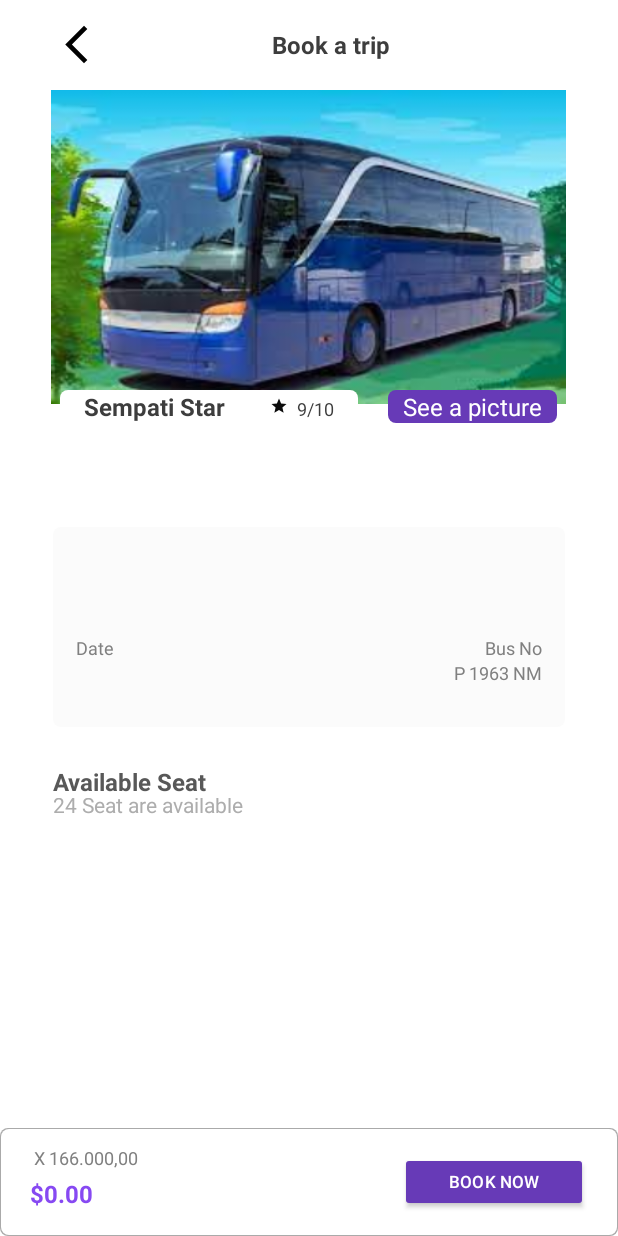
After one commit to ahar032/FinalProject, an Android app: the InfoBusActivity screen opened directly, with no data from a screen before it, on a phone screen of 412 x 824 dp. The commit adds this screen. Run offline under Robolectric (Android 15) with nearby library versions, the phone set to English and light mode, and no system bars; 4 statements that could not run were skipped.

Commit message:
info bus

```diff
--- /dev/null
+++ b/app/src/main/java/com/mahar/busxhacktiv/bus/InfoBusActivity.java
@@ -0,0 +1,80 @@
+package com.mahar.busxhacktiv.bus;
+
+import androidx.appcompat.app.AppCompatActivity;
+
+import android.os.Bundle;
+import android.view.View;
+import android.widget.ImageView;
+import android.widget.TextView;
+
+import com.mahar.busxhacktiv.R;
+
+import java.text.NumberFormat;
+import java.text.ParseException;
+import java.text.SimpleDateFormat;
+import java.time.LocalDate;
+import java.time.format.DateTimeFormatter;
+import java.util.Date;
+import java.util.Locale;
+
+public class InfoBusActivity extends AppCompatActivity {
+
+    TextView tDeparture,tArrival,departure,arrival,passager,date,dateCard,jPassagers,harga;
+    ImageView goback;
+    @Override
+    protected void onStart() {
+        super.onStart();
+        if(getIntent()!=null){
+            tArrival.setText(getIntent().getStringExtra("tArrival"));
+            tDeparture.setText(getIntent().getStringExtra("tDeparture"));
+            departure.setText(getIntent().getStringExtra("departure"));
+            arrival.setText(getIntent().getStringExtra("arrival"));
+            DateTimeFormatter dtf = DateTimeFormatter.ofPattern("dd-MM-yyyy", Locale.ENGLISH);
+            DateTimeFormatter dtf2 = DateTimeFormatter.ofPattern("d MMM yyyy", Locale.ENGLISH);
+
+            DateTimeFormatter dtf3 = DateTimeFormatter.ofPattern("EEE, d MMM yyyy", Locale.ENGLISH);
+            String tgl=getIntent().getStringExtra("date");
+            //                Date tanggal=sdf.parse(tgl);
+            LocalDate ld = LocalDate.parse(tgl, dtf);
+            String fulldate=dtf3.format(ld);
+            String tanggal=dtf2.format(ld);
+            dateCard.setText(tanggal);
+            date.setText(fulldate);
+
+            passager.setText(getIntent().getStringExtra("passagers"));
+            jPassagers.setText(getIntent().getStringExtra("passagers"));
+            double pg=Double.parseDouble(passager.getText().toString());
+            double tHarga= 166000 * pg;
+            NumberFormat formatter = NumberFormat.getCurrencyInstance();
+            String finalAmount = formatter.format(tHarga);
+            harga.setText(finalAmount);
+        }
+    }
+
+    @Override
+    protected void onCreate(Bundle savedInstanceState) {
+        super.onCreate(savedInstanceState);
+        setContentView(R.layout.activity_info_bus);
+
+        tDeparture=findViewById(R.id.time_departure);
+        tArrival=findViewById(R.id.time_arrival);
+
+        departure=findViewById(R.id.departure);
+        arrival=findViewById(R.id.arrival);
+
+        date=findViewById(R.id.date);
+        dateCard=findViewById(R.id.date_card);
+
+        harga=findViewById(R.id.harga);
+        passager=findViewById(R.id.passangers);
+        jPassagers=findViewById(R.id.jPassagers);
+        goback=findViewById(R.id.goback);
+
+        goback.setOnClickListener(new View.OnClickListener() {
+            @Override
+            public void onClick(View view) {
+                onBackPressed();
+            }
+        });
+    }
+}
--- /dev/null
+++ b/app/src/main/res/layout/activity_info_bus.xml
@@ -0,0 +1,325 @@
+<?xml version="1.0" encoding="utf-8"?>
+<RelativeLayout xmlns:android="http://schemas.android.com/apk/res/android"
+    xmlns:app="http://schemas.android.com/apk/res-auto"
+    xmlns:tools="http://schemas.android.com/tools"
+    android:layout_width="match_parent"
+    android:layout_height="match_parent"
+    tools:context=".bus.InfoBusActivity">
+<!--NAVBAR-->
+    <LinearLayout
+        android:layout_width="match_parent"
+        android:layout_height="60dp"
+        android:layout_alignParentTop="true"
+        android:id="@+id/actionbar"
+        android:orientation="horizontal"
+        android:layout_marginHorizontal="36dp">
+        <ImageView
+            android:id="@+id/goback"
+            android:layout_width="30dp"
+            android:layout_height="30dp"
+            android:background="@drawable/ic_baseline_arrow_back_ios_new_24"
+            android:layout_gravity="center"
+            android:contentDescription="@string/goback"/>
+        <LinearLayout
+            android:layout_width="match_parent"
+            android:layout_height="match_parent"
+            android:gravity="center">
+           <TextView
+               android:layout_width="wrap_content"
+               android:layout_height="wrap_content"
+               android:text="@string/book_a_trip"
+               android:textSize="16sp"
+               android:textStyle="bold"
+               android:textColor="#3D3D3D"/>
+        </LinearLayout>
+    </LinearLayout>
+
+    <ImageView
+        android:layout_width="343dp"
+        android:layout_height="209dp"
+        android:layout_below="@id/actionbar"
+        android:src="@drawable/bus_picture"
+        android:scaleType="fitXY"
+        android:layout_centerHorizontal="true"
+        android:layout_marginHorizontal="16dp"
+        android:id="@+id/picture"
+        android:contentDescription="@string/picture"/>
+
+    <LinearLayout
+        android:layout_width="wrap_content"
+        android:layout_height="wrap_content"
+        android:orientation="horizontal"
+        android:layout_below="@id/actionbar"
+        android:layout_marginTop="200dp"
+        android:translationZ="10dp"
+        android:id="@+id/ly1"
+        android:layout_centerHorizontal="true">
+        <LinearLayout
+            android:layout_width="wrap_content"
+            android:layout_height="wrap_content"
+            android:orientation="horizontal"
+            android:background="@drawable/background_popup"
+            android:backgroundTint="@color/white"
+            android:paddingHorizontal="16dp"
+            >
+            <TextView
+                android:layout_width="wrap_content"
+                android:layout_height="wrap_content"
+                android:text="@string/sempati_star"
+                android:textColor="#3D3D3D"
+                android:textSize="16sp"
+                android:textStyle="bold"
+                android:layout_marginEnd="30dp"/>
+            <ImageView
+                android:layout_width="12dp"
+                android:layout_height="12dp"
+                android:src="@drawable/ic_baseline_star_24"
+                android:layout_gravity="center_vertical"
+                android:contentDescription="@string/star" />
+            <TextView
+                android:layout_width="wrap_content"
+                android:layout_height="wrap_content"
+                android:text="@string/rating"
+                android:layout_marginStart="6dp"
+                android:textSize="12sp"
+                android:textColor="#3D3D3D"/>
+        </LinearLayout>
+        <LinearLayout
+            android:layout_width="wrap_content"
+            android:layout_height="wrap_content"
+            android:orientation="horizontal"
+            android:layout_marginStart="20dp"
+            android:paddingHorizontal="10dp"
+            android:background="@drawable/background_popup"
+            android:backgroundTint="#673AB7"
+            >
+            <TextView
+                android:layout_width="wrap_content"
+                android:layout_height="wrap_content"
+                android:text="@string/see_a_picture"
+                android:textSize="16sp"
+                android:textColor="@color/white" />
+        </LinearLayout>
+    </LinearLayout>
+<!--    DATE-->
+    <TextView
+        android:layout_width="wrap_content"
+        android:layout_height="wrap_content"
+        android:layout_below="@id/picture"
+        android:layout_marginTop="65dp"
+        android:lineSpacingExtra="10sp"
+        android:translationY="-4.8sp"
+        android:layout_marginHorizontal="36dp"
+        android:text="@string/friday_23_jul_2019"
+        android:textSize="12sp"
+        android:textColor="#adadad"
+        android:id="@+id/date"/>
+<!--    CARD-->
+    <LinearLayout
+        android:layout_width="341dp"
+        android:layout_height="133dp"
+        android:layout_below="@id/date"
+        android:layout_centerHorizontal="true"
+        android:background="@drawable/background_popup"
+        android:id="@+id/ly3"
+        android:backgroundTint="#fbfbfb"
+        android:orientation="vertical">
+<!--        LOCATION-->
+        <LinearLayout
+            android:layout_marginHorizontal="15dp"
+            android:layout_width="match_parent"
+            android:layout_height="wrap_content"
+            android:orientation="horizontal"
+            android:layout_marginTop="30dp">
+            <TextView
+                android:layout_width="wrap_content"
+                android:layout_height="wrap_content"
+                android:id="@+id/departure"
+                android:textSize="14sp"
+                android:textColor="#8749F2"
+                android:textStyle="bold"/>
+            <TextView
+                android:layout_width="match_parent"
+                android:layout_height="wrap_content"
+                android:id="@+id/arrival"
+                android:textSize="14sp"
+                android:textColor="#8749F2"
+                android:textStyle="bold"
+                android:textAlignment="textEnd"/>
+        </LinearLayout>
+<!--        TIME-->
+        <LinearLayout
+            android:layout_width="match_parent"
+            android:layout_height="wrap_content"
+            android:orientation="horizontal"
+            android:layout_marginHorizontal="15dp">
+            <TextView
+                android:layout_width="wrap_content"
+                android:layout_height="wrap_content"
+                android:id="@+id/time_departure"
+                android:textStyle="bold"
+                android:textSize="16sp"
+                android:textColor="#808080"/>
+            <TextView
+                android:layout_width="match_parent"
+                android:layout_height="wrap_content"
+                android:id="@+id/time_arrival"
+                android:textAlignment="textEnd"
+                android:textStyle="bold"
+                android:textSize="16sp"
+                android:textColor="#808080"/>
+
+        </LinearLayout>
+<!--        DATE AND BUS NO-->
+        <LinearLayout
+            android:layout_width="match_parent"
+            android:layout_height="wrap_content"
+            android:orientation="horizontal"
+            android:layout_marginHorizontal="15dp"
+            android:layout_marginTop="5dp">
+            <TextView
+                android:layout_width="wrap_content"
+                android:layout_height="match_parent"
+                android:lineSpacingExtra="10sp"
+                android:text="@string/date"
+                android:textSize="12sp"
+                android:textColor="#808080"
+                android:translationY="-4.8sp"/>
+            <TextView
+                android:layout_width="match_parent"
+                android:layout_height="match_parent"
+                android:lineSpacingExtra="10sp"
+                android:textAlignment="textEnd"
+                android:translationY="-4.8sp"
+                android:text="@string/bus_no"
+                android:textSize="12sp"
+                android:textColor="#808080"/>
+        </LinearLayout>
+        <LinearLayout
+            android:layout_width="match_parent"
+            android:layout_height="wrap_content"
+            android:orientation="horizontal"
+            android:layout_marginHorizontal="15dp">
+            <TextView
+                android:layout_width="wrap_content"
+                android:layout_height="wrap_content"
+                android:text="@string/_11_11_2022"
+                android:textSize="12sp"
+                android:id="@+id/date_card"
+                android:lineSpacingExtra="10sp"
+                android:translationY="-4.8sp"
+                android:textColor="#808080"/>
+            <TextView
+                android:layout_width="match_parent"
+                android:layout_height="wrap_content"
+                android:text="@string/p_1963_nm"
+                android:textAlignment="textEnd"
+                android:textSize="12sp"
+                android:lineSpacingExtra="10sp"
+                android:translationY="-4.8sp"
+                android:textColor="#808080"/>
+        </LinearLayout>
+
+    </LinearLayout>
+
+<!--    avaible card-->
+    <LinearLayout
+        android:layout_width="341dp"
+        android:layout_height="wrap_content"
+        android:layout_centerHorizontal="true"
+        android:layout_marginTop="25dp"
+        android:layout_below="@id/ly3"
+        android:orientation="vertical">
+        <TextView
+            android:layout_width="wrap_content"
+            android:layout_height="wrap_content"
+            android:text="@string/available_seat"
+            android:textStyle="bold"
+            android:textSize="16sp"
+            android:textColor="#585858"/>
+            <LinearLayout
+                android:layout_width="match_parent"
+                android:layout_height="wrap_content"
+                android:orientation="horizontal">
+                <TextView
+                    android:layout_width="wrap_content"
+                    android:layout_height="wrap_content"
+                    android:text="@string/_24_seat_are_available"
+                    android:textSize="14sp"
+                    android:textColor="#ADADAD"
+                    android:lineSpacingExtra="11sp"
+                    android:translationY="-5.6sp"
+                    android:id="@+id/sisaSeat"/>
+                <TextView
+                    android:layout_width="match_parent"
+                    android:layout_height="wrap_content"
+                    android:text="2 x 2 Seats arrangement"
+                    android:textSize="14sp"
+                    android:textColor="#ADADAD"
+                    android:lineSpacingExtra="11sp"
+                    android:translationY="-5.6sp"
+                    android:textAlignment="textEnd"
+                    android:id="@+id/passangers"/>
+            </LinearLayout>
+    </LinearLayout>
+    <LinearLayout
+        android:layout_width="match_parent"
+        android:layout_height="wrap_content"
+        android:layout_alignParentBottom="true"
+        android:background="@drawable/background_popup"
+
+        android:paddingHorizontal="20dp"
+        android:paddingVertical="16dp"
+        android:orientation="horizontal">
+        <LinearLayout
+            android:layout_width="wrap_content"
+            android:layout_height="wrap_content"
+            android:orientation="vertical">
+<!--            text harga-->
+            <LinearLayout
+                android:layout_width="wrap_content"
+                android:layout_height="wrap_content"
+                android:orientation="horizontal">
+                <TextView
+                    android:layout_width="wrap_content"
+                    android:layout_height="wrap_content"
+                    android:id="@+id/jPassagers"
+                    android:text="2"
+                    android:textSize="12sp"
+                    android:textColor="#808080"
+                    android:lineSpacingExtra="10sp"
+                    android:translationY="-4.8sp"/>
+                <TextView
+                    android:layout_width="wrap_content"
+                    android:layout_height="wrap_content"
+                    android:text=" X 166.000,00"
+                    android:textSize="12sp"
+                    android:textColor="#808080"
+                    android:lineSpacingExtra="10sp"
+                    android:translationY="-4.8sp"/>
+            </LinearLayout>
+            <TextView
+                android:layout_width="wrap_content"
+                android:layout_height="wrap_content"
+                android:id="@+id/harga"
+                android:text="332.000,00"
+                android:textColor="#8749F2"
+                android:textSize="16sp"
+                android:textStyle="bold"/>
+        </LinearLayout>
+        <androidx.appcompat.widget.LinearLayoutCompat
+            android:layout_width="match_parent"
+            android:layout_height="wrap_content"
+            android:gravity="end">
+            <androidx.appcompat.widget.AppCompatButton
+                android:id="@+id/btnAdd"
+                android:layout_width="125dp"
+                android:layout_height="40dp"
+                android:backgroundTint="#673AB7"
+                android:text="@string/book_now"
+                android:textColor="@color/white"
+                android:textSize="11sp"
+                android:letterSpacing="0.01"/>
+        </androidx.appcompat.widget.LinearLayoutCompat>
+    </LinearLayout>
+</RelativeLayout>
--- a/app/src/main/res/values/strings.xml
+++ b/app/src/main/res/values/strings.xml
@@ -47,4 +47,12 @@
     <string name="pahala_kencana">Pahala Kencana</string>
     <string name="_16_00">16.00</string>
     <string name="_02_30">02.30</string>
+    <string name="book_a_trip">Book a trip</string>
+    <string name="star">star</string>
+    <string name="rating">9/10</string>
+    <string name="see_a_picture">See a picture</string>
+    <string name="friday_23_jul_2019">Friday, 23 Jul 2019</string>
+    <string name="bus_no">Bus No</string>
+    <string name="available_seat">Available Seat</string>
+    <string name="_24_seat_are_available">24 Seat are available</string>
 </resources>
```
Also changed, not shown: app/src/main/AndroidManifest.xml (+7 -0 lines), app/src/main/res/drawable/bus_picture.jpg (added).
